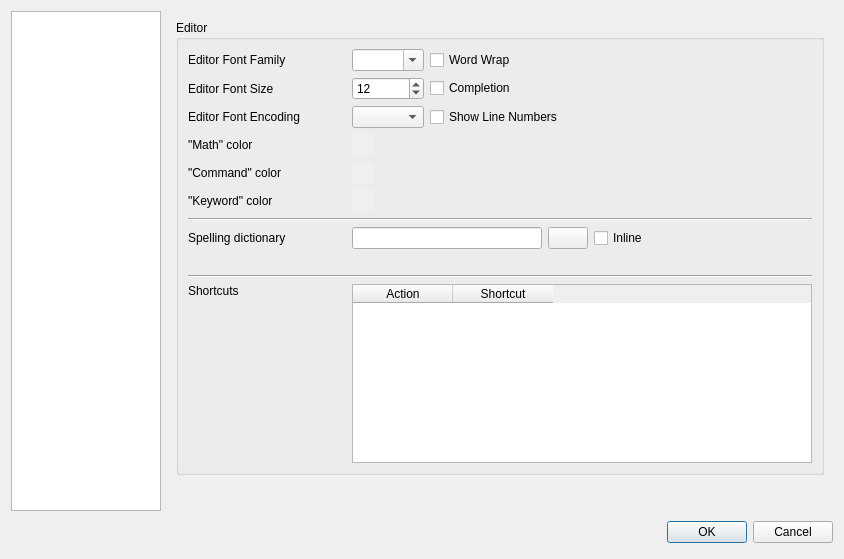
Qt form configdialog.ui (orao/texmaker) before a commit.
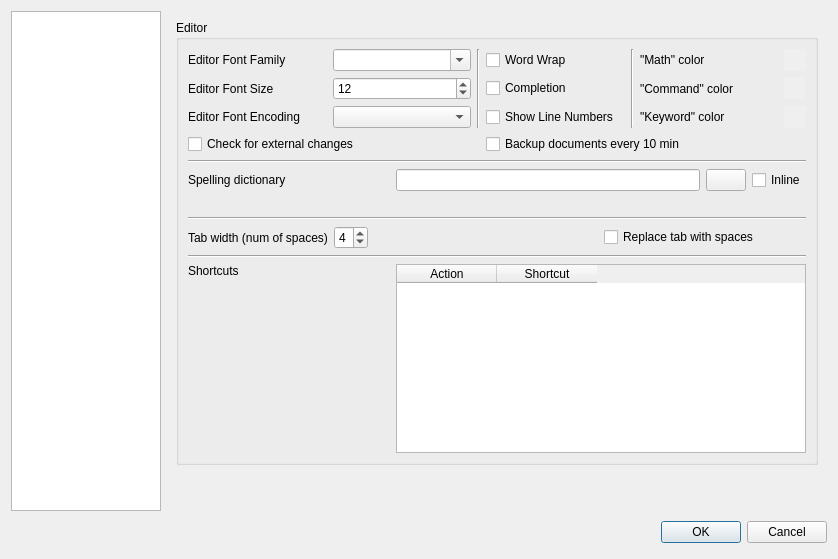
The same form after that commit. The open tabs and pages were chosen to show the change. Icons and pictures are not drawn.

Patch:
```diff
--- a/configdialog.ui
+++ b/configdialog.ui
@@ -6,7 +6,7 @@
    <rect>
     <x>0</x>
     <y>0</y>
-    <width>844</width>
+    <width>838</width>
     <height>545</height>
    </rect>
   </property>
@@ -51,6 +51,43 @@
      </property>
     </widget>
    </item>
+   <item row="1" column="0">
+    <spacer>
+     <property name="orientation">
+      <enum>Qt::Vertical</enum>
+     </property>
+     <property name="sizeHint" stdset="0">
+      <size>
+       <width>131</width>
+       <height>40</height>
+      </size>
+     </property>
+    </spacer>
+   </item>
+   <item row="1" column="1">
+    <layout class="QHBoxLayout">
+     <item>
+      <spacer>
+       <property name="orientation">
+        <enum>Qt::Horizontal</enum>
+       </property>
+       <property name="sizeHint" stdset="0">
+        <size>
+         <width>407</width>
+         <height>31</height>
+        </size>
+       </property>
+      </spacer>
+     </item>
+     <item>
+      <widget class="QDialogButtonBox" name="buttonBox">
+       <property name="standardButtons">
+        <set>QDialogButtonBox::Cancel|QDialogButtonBox::Ok</set>
+       </property>
+      </widget>
+     </item>
+    </layout>
+   </item>
    <item row="0" column="1">
     <widget class="QStackedWidget" name="pagesWidget">
      <property name="sizePolicy">
@@ -693,6 +730,8 @@
          <property name="title">
           <string>Editor</string>
          </property>
+         <layout class="QGridLayout" name="gridLayout_6">
+          <item row="0" column="0" colspan="3">
          <layout class="QGridLayout" name="gridLayout">
           <item row="0" column="0">
            <widget class="QLabel" name="labelFamily">
@@ -708,13 +747,68 @@
             </property>
            </widget>
           </item>
-          <item row="0" column="2">
+            <item row="0" column="2" rowspan="3">
+             <widget class="Line" name="line_3">
+              <property name="orientation">
+               <enum>Qt::Vertical</enum>
+              </property>
+             </widget>
+            </item>
+            <item row="0" column="3">
            <widget class="QCheckBox" name="checkBoxWordwrap">
             <property name="text">
              <string>Word Wrap</string>
             </property>
            </widget>
           </item>
+            <item row="0" column="4" rowspan="3">
+             <widget class="Line" name="line_4">
+              <property name="orientation">
+               <enum>Qt::Vertical</enum>
+              </property>
+             </widget>
+            </item>
+            <item row="0" column="5">
+             <widget class="QLabel" name="labelColorMath">
+              <property name="text">
+               <string>&quot;Math&quot; color</string>
+              </property>
+             </widget>
+            </item>
+            <item row="0" column="6">
+             <widget class="QPushButton" name="pushButtonColorMath">
+              <property name="sizePolicy">
+               <sizepolicy hsizetype="Fixed" vsizetype="Fixed">
+                <horstretch>0</horstretch>
+                <verstretch>0</verstretch>
+               </sizepolicy>
+              </property>
+              <property name="minimumSize">
+               <size>
+                <width>22</width>
+                <height>22</height>
+               </size>
+              </property>
+              <property name="maximumSize">
+               <size>
+                <width>22</width>
+                <height>22</height>
+               </size>
+              </property>
+              <property name="toolTip">
+               <string>Click here to set this color</string>
+              </property>
+              <property name="autoFillBackground">
+               <bool>true</bool>
+              </property>
+              <property name="text">
+               <string/>
+              </property>
+              <property name="flat">
+               <bool>true</bool>
+              </property>
+             </widget>
+            </item>
           <item row="1" column="0">
            <widget class="QLabel" name="labelSize">
             <property name="text">
@@ -732,13 +826,54 @@
             </property>
            </widget>
           </item>
-          <item row="1" column="2">
+            <item row="1" column="3">
            <widget class="QCheckBox" name="checkBoxCompletion">
             <property name="text">
              <string>Completion</string>
             </property>
            </widget>
           </item>
+            <item row="1" column="5">
+             <widget class="QLabel" name="labelColorCommand">
+              <property name="text">
+               <string>&quot;Command&quot; color</string>
+              </property>
+             </widget>
+            </item>
+            <item row="1" column="6">
+             <widget class="QPushButton" name="pushButtonColorCommand">
+              <property name="sizePolicy">
+               <sizepolicy hsizetype="Fixed" vsizetype="Fixed">
+                <horstretch>0</horstretch>
+                <verstretch>0</verstretch>
+               </sizepolicy>
+              </property>
+              <property name="minimumSize">
+               <size>
+                <width>22</width>
+                <height>22</height>
+               </size>
+              </property>
+              <property name="maximumSize">
+               <size>
+                <width>22</width>
+                <height>22</height>
+               </size>
+              </property>
+              <property name="toolTip">
+               <string>Click here to set this color</string>
+              </property>
+              <property name="autoFillBackground">
+               <bool>true</bool>
+              </property>
+              <property name="text">
+               <string/>
+              </property>
+              <property name="flat">
+               <bool>true</bool>
+              </property>
+             </widget>
+            </item>
           <item row="2" column="0">
            <widget class="QLabel" name="labelEncoding">
             <property name="text">
@@ -749,129 +884,21 @@
           <item row="2" column="1">
            <widget class="QComboBox" name="comboBoxEncoding"/>
           </item>
-          <item row="2" column="2" colspan="2">
+            <item row="2" column="3">
            <widget class="QCheckBox" name="checkBoxLinenumber">
             <property name="text">
              <string>Show Line Numbers</string>
             </property>
            </widget>
           </item>
-          <item row="3" column="0">
-           <widget class="QLabel" name="labelColorMath">
-            <property name="text">
-             <string>&quot;Math&quot; color</string>
-            </property>
-           </widget>
-          </item>
-          <item row="3" column="1">
-           <widget class="QPushButton" name="pushButtonColorMath">
-            <property name="sizePolicy">
-             <sizepolicy hsizetype="Fixed" vsizetype="Fixed">
-              <horstretch>0</horstretch>
-              <verstretch>0</verstretch>
-             </sizepolicy>
-            </property>
-            <property name="minimumSize">
-             <size>
-              <width>22</width>
-              <height>22</height>
-             </size>
-            </property>
-            <property name="maximumSize">
-             <size>
-              <width>22</width>
-              <height>22</height>
-             </size>
-            </property>
-            <property name="toolTip">
-             <string>Click here to set this color</string>
-            </property>
-            <property name="autoFillBackground">
-             <bool>true</bool>
-            </property>
-            <property name="text">
-             <string/>
-            </property>
-            <property name="flat">
-             <bool>true</bool>
-            </property>
-           </widget>
-          </item>
-          <item row="3" column="2" colspan="2">
-           <spacer>
-            <property name="orientation">
-             <enum>Qt::Horizontal</enum>
-            </property>
-            <property name="sizeHint" stdset="0">
-             <size>
-              <width>241</width>
-              <height>20</height>
-             </size>
-            </property>
-           </spacer>
-          </item>
-          <item row="4" column="0">
-           <widget class="QLabel" name="labelColorCommand">
-            <property name="text">
-             <string>&quot;Command&quot; color</string>
-            </property>
-           </widget>
-          </item>
-          <item row="4" column="1">
-           <widget class="QPushButton" name="pushButtonColorCommand">
-            <property name="sizePolicy">
-             <sizepolicy hsizetype="Fixed" vsizetype="Fixed">
-              <horstretch>0</horstretch>
-              <verstretch>0</verstretch>
-             </sizepolicy>
-            </property>
-            <property name="minimumSize">
-             <size>
-              <width>22</width>
-              <height>22</height>
-             </size>
-            </property>
-            <property name="maximumSize">
-             <size>
-              <width>22</width>
-              <height>22</height>
-             </size>
-            </property>
-            <property name="toolTip">
-             <string>Click here to set this color</string>
-            </property>
-            <property name="autoFillBackground">
-             <bool>true</bool>
-            </property>
-            <property name="text">
-             <string/>
-            </property>
-            <property name="flat">
-             <bool>true</bool>
-            </property>
-           </widget>
-          </item>
-          <item row="4" column="2" colspan="2">
-           <spacer>
-            <property name="orientation">
-             <enum>Qt::Horizontal</enum>
-            </property>
-            <property name="sizeHint" stdset="0">
-             <size>
-              <width>241</width>
-              <height>20</height>
-             </size>
-            </property>
-           </spacer>
-          </item>
-          <item row="5" column="0">
+            <item row="2" column="5">
            <widget class="QLabel" name="labelColorKeyword">
             <property name="text">
              <string>&quot;Keyword&quot; color</string>
             </property>
            </widget>
           </item>
-          <item row="5" column="1">
+            <item row="2" column="6">
            <widget class="QPushButton" name="pushButtonColorKeyword">
             <property name="sizePolicy">
              <sizepolicy hsizetype="Fixed" vsizetype="Fixed">
@@ -905,34 +932,37 @@
             </property>
            </widget>
           </item>
-          <item row="5" column="2" colspan="2">
-           <spacer>
-            <property name="orientation">
-             <enum>Qt::Horizontal</enum>
-            </property>
-            <property name="sizeHint" stdset="0">
-             <size>
-              <width>241</width>
-              <height>20</height>
-             </size>
-            </property>
-           </spacer>
-          </item>
-          <item row="6" column="0" colspan="4">
+            <item row="3" column="0" colspan="2">
+             <widget class="QCheckBox" name="checkBoxWatcher">
+              <property name="text">
+               <string>Check for external changes</string>
+              </property>
+             </widget>
+            </item>
+            <item row="3" column="3" colspan="3">
+             <widget class="QCheckBox" name="checkBoxAutoSave">
+              <property name="text">
+               <string>Backup documents every 10 min</string>
+              </property>
+             </widget>
+            </item>
+           </layout>
+          </item>
+          <item row="1" column="0" colspan="3">
            <widget class="Line" name="line">
             <property name="orientation">
              <enum>Qt::Horizontal</enum>
             </property>
            </widget>
           </item>
-          <item row="7" column="0" rowspan="2">
+          <item row="2" column="0">
            <widget class="QLabel" name="labelASpellCommand">
             <property name="text">
              <string>Spelling dictionary</string>
             </property>
            </widget>
           </item>
-          <item row="7" column="1" rowspan="2" colspan="2">
+          <item row="2" column="1" colspan="2">
            <layout class="QHBoxLayout">
             <item>
              <widget class="QLineEdit" name="lineEditAspellCommand">
@@ -973,7 +1003,7 @@
             </item>
            </layout>
           </item>
-          <item row="9" column="1" colspan="3">
+          <item row="3" column="1">
            <widget class="QLabel" name="labelGetDic">
             <property name="text">
              <string/>
@@ -983,21 +1013,72 @@
             </property>
            </widget>
           </item>
-          <item row="10" column="0" colspan="4">
+          <item row="4" column="0" colspan="3">
            <widget class="Line" name="line_2">
             <property name="orientation">
              <enum>Qt::Horizontal</enum>
             </property>
            </widget>
           </item>
-          <item row="11" column="0">
+          <item row="5" column="0" colspan="2">
+           <layout class="QHBoxLayout" name="horizontalLayout_2">
+            <item>
+             <widget class="QLabel" name="labelTabWidth">
+              <property name="text">
+               <string>Tab width (num of spaces)</string>
+              </property>
+             </widget>
+            </item>
+            <item>
+             <widget class="QSpinBox" name="spinBoxTab">
+              <property name="minimum">
+               <number>2</number>
+              </property>
+              <property name="maximum">
+               <number>8</number>
+              </property>
+              <property name="value">
+               <number>4</number>
+              </property>
+             </widget>
+            </item>
+            <item>
+             <spacer name="horizontalSpacer">
+              <property name="orientation">
+               <enum>Qt::Horizontal</enum>
+              </property>
+              <property name="sizeHint" stdset="0">
+               <size>
+                <width>40</width>
+                <height>20</height>
+               </size>
+              </property>
+             </spacer>
+            </item>
+           </layout>
+          </item>
+          <item row="5" column="2">
+           <widget class="QCheckBox" name="checkBoxTab">
+            <property name="text">
+             <string>Replace tab with spaces</string>
+            </property>
+           </widget>
+          </item>
+          <item row="6" column="0" colspan="3">
+           <widget class="Line" name="line_5">
+            <property name="orientation">
+             <enum>Qt::Horizontal</enum>
+            </property>
+           </widget>
+          </item>
+          <item row="7" column="0">
            <widget class="QLabel" name="labelshortcut">
             <property name="text">
              <string>Shortcuts</string>
             </property>
            </widget>
           </item>
-          <item row="11" column="1" rowspan="2" colspan="3">
+          <item row="7" column="1" rowspan="2" colspan="2">
            <widget class="QTableWidget" name="shorttableWidget">
             <column>
              <property name="text">
@@ -1011,7 +1092,7 @@
             </column>
            </widget>
           </item>
-          <item row="12" column="0">
+          <item row="8" column="0">
            <spacer>
             <property name="orientation">
              <enum>Qt::Vertical</enum>
@@ -1031,43 +1112,6 @@
      </widget>
     </widget>
    </item>
-   <item row="1" column="0">
-    <spacer>
-     <property name="orientation">
-      <enum>Qt::Vertical</enum>
-     </property>
-     <property name="sizeHint" stdset="0">
-      <size>
-       <width>131</width>
-       <height>40</height>
-      </size>
-     </property>
-    </spacer>
-   </item>
-   <item row="1" column="1">
-    <layout class="QHBoxLayout">
-     <item>
-      <spacer>
-       <property name="orientation">
-        <enum>Qt::Horizontal</enum>
-       </property>
-       <property name="sizeHint" stdset="0">
-        <size>
-         <width>407</width>
-         <height>31</height>
-        </size>
-       </property>
-      </spacer>
-     </item>
-     <item>
-      <widget class="QDialogButtonBox" name="buttonBox">
-       <property name="standardButtons">
-        <set>QDialogButtonBox::Cancel|QDialogButtonBox::Ok</set>
-       </property>
-      </widget>
-     </item>
-    </layout>
-   </item>
   </layout>
  </widget>
  <tabstops>
```
Left out of the diff: 22 changed lines with no effect on the pictures. Lines whose indentation alone changed are shown as unchanged.
